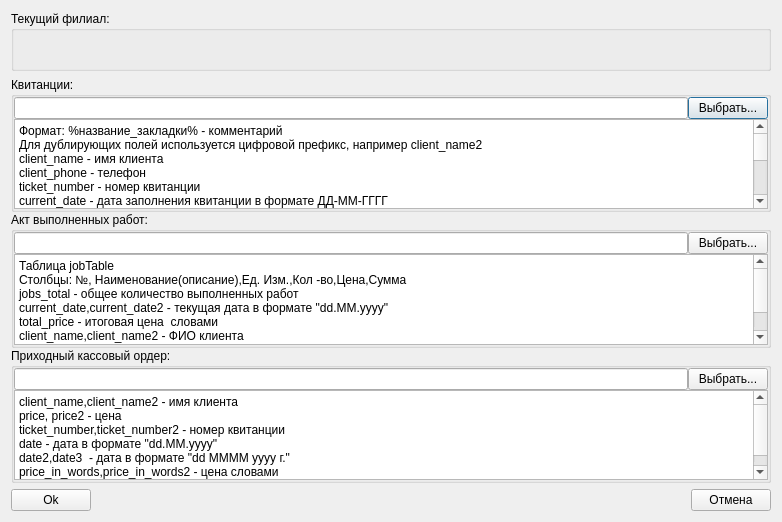
First picture: the form in reportssettings.ui, repository eboladev/XPPC, before the edit.
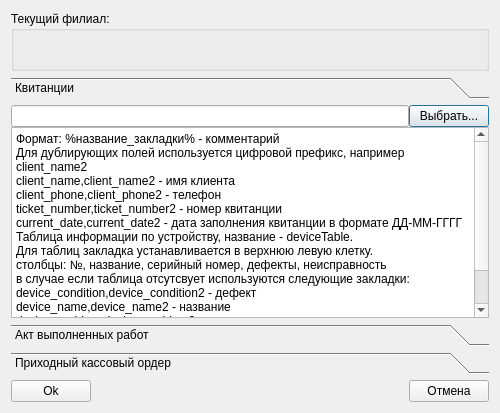
Second picture: the form after the edit. Custom widgets are drawn as their Qt base class.

Commit message: defects validation, reports widget small refactoring

Diff of the .ui file:
```diff
--- a/reportssettings.ui
+++ b/reportssettings.ui
@@ -6,8 +6,8 @@
    <rect>
     <x>0</x>
     <y>0</y>
-    <width>782</width>
-    <height>522</height>
+    <width>500</width>
+    <height>413</height>
    </rect>
   </property>
   <property name="minimumSize">
@@ -19,8 +19,8 @@
   <property name="windowTitle">
    <string>Настройки отчетов</string>
   </property>
-  <layout class="QGridLayout" name="gridLayout_2">
-   <item row="0" column="0">
+  <layout class="QVBoxLayout" name="verticalLayout_4">
+   <item>
     <widget class="QGroupBox" name="groupBoxBranch">
      <property name="minimumSize">
       <size>
@@ -75,23 +75,27 @@
      </layout>
     </widget>
    </item>
-   <item row="1" column="0">
+   <item>
+    <widget class="QToolBox" name="toolBox">
+     <property name="currentIndex">
+      <number>0</number>
+     </property>
+     <widget class="QWidget" name="page">
+      <property name="geometry">
+       <rect>
+        <x>0</x>
+        <y>0</y>
+        <width>482</width>
+        <height>217</height>
+       </rect>
+      </property>
+      <attribute name="label">
+       <string>Квитанции</string>
+      </attribute>
     <layout class="QVBoxLayout" name="verticalLayout">
      <property name="spacing">
       <number>0</number>
      </property>
-     <item>
-      <widget class="QGroupBox" name="groupBoxTicketRep">
-       <property name="title">
-        <string>Квитанции:</string>
-       </property>
-       <property name="flat">
-        <bool>true</bool>
-       </property>
-       <layout class="QVBoxLayout" name="verticalLayout_2">
-        <property name="spacing">
-         <number>0</number>
-        </property>
         <property name="leftMargin">
          <number>0</number>
         </property>
@@ -129,32 +133,36 @@
           <property name="plainText">
            <string>Формат: %название_закладки% - комментарий
 Для дублирующих полей используется цифровой префикс, например client_name2
-client_name - имя клиента
-client_phone - телефон
-ticket_number - номер квитанции
-current_date - дата заполнения квитанции в формате ДД-ММ-ГГГГ
-Таблица информации по устройству, название - deviceTable. 
+client_name,client_name2 - имя клиента
+client_phone,client_phone2 - телефон
+ticket_number,ticket_number2 - номер квитанции
+current_date,current_date2 - дата заполнения квитанции в формате ДД-ММ-ГГГГ
+Таблица информации по устройству, название - deviceTable.
+Для таблиц закладка устанавливается в верхнюю левую клетку. 
 столбцы: №, название, серийный номер, дефекты, неисправность
 в случае если таблица отсутсвует используются следующие закладки: 
-device_condition - дефект
-device_name - название
-device_problem - неисправность
-device_serial - серийный номер</string>
+device_condition,device_condition2 - дефект
+device_name,device_name2 - название
+device_problem,device_problem2 - неисправность
+device_serial,device_serial2 - серийный номер</string>
           </property>
          </widget>
         </item>
        </layout>
       </widget>
-     </item>
-     <item>
-      <widget class="QGroupBox" name="groupBoxJobListRep">
-       <property name="title">
-        <string>Акт выполненных работ:</string>
-       </property>
-       <property name="flat">
-        <bool>true</bool>
-       </property>
-       <layout class="QVBoxLayout" name="verticalLayout_3">
+     <widget class="QWidget" name="page_2">
+      <property name="geometry">
+       <rect>
+        <x>0</x>
+        <y>0</y>
+        <width>482</width>
+        <height>217</height>
+       </rect>
+      </property>
+      <attribute name="label">
+       <string>Акт выполненных работ</string>
+      </attribute>
+      <layout class="QVBoxLayout" name="verticalLayout_2">
         <property name="spacing">
          <number>0</number>
         </property>
@@ -205,16 +213,11 @@
         </item>
        </layout>
       </widget>
-     </item>
-     <item>
-      <widget class="QGroupBox" name="groupBoxCashReceiptRep">
-       <property name="title">
-        <string>Приходный кассовый ордер:</string>
-       </property>
-       <property name="flat">
-        <bool>true</bool>
-       </property>
-       <layout class="QVBoxLayout" name="verticalLayout_4">
+     <widget class="QWidget" name="page_3">
+      <attribute name="label">
+       <string>Приходный кассовый ордер</string>
+      </attribute>
+      <layout class="QVBoxLayout" name="verticalLayout_3">
         <property name="spacing">
          <number>0</number>
         </property>
@@ -264,10 +267,9 @@
         </item>
        </layout>
       </widget>
-     </item>
-    </layout>
-   </item>
-   <item row="2" column="0">
+    </widget>
+   </item>
+   <item>
     <layout class="QGridLayout" name="gridLayout">
      <item row="0" column="0">
       <widget class="QPushButton" name="pushButtonOk">
```
Lines whose indentation alone changed are shown as unchanged. The commit also changes 4 other files.
